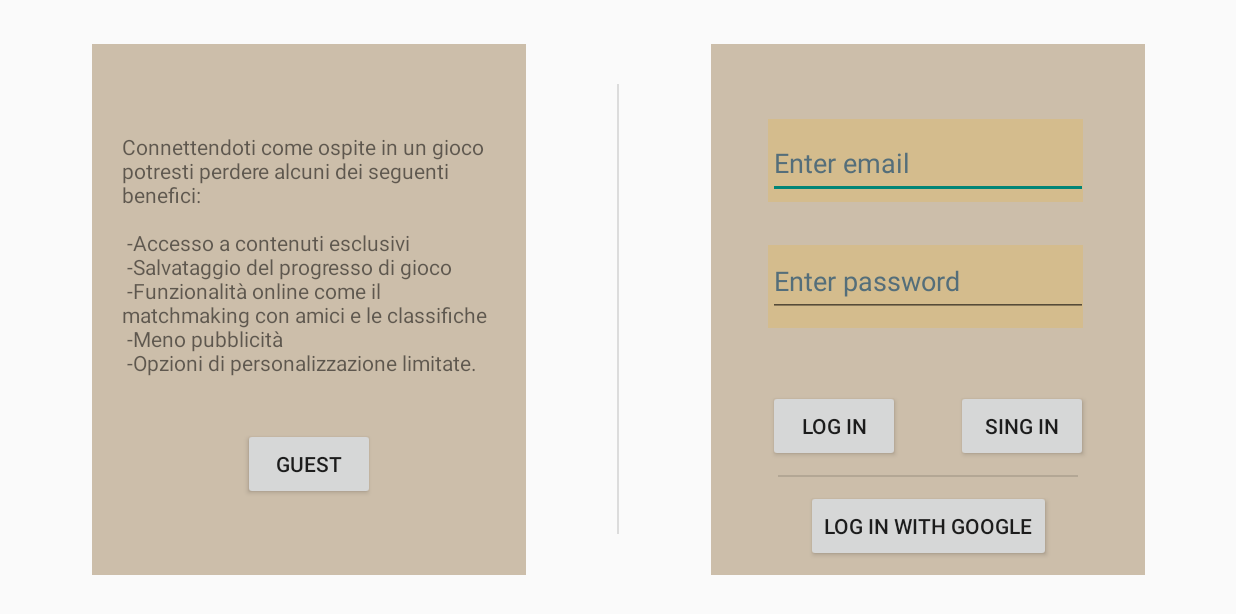
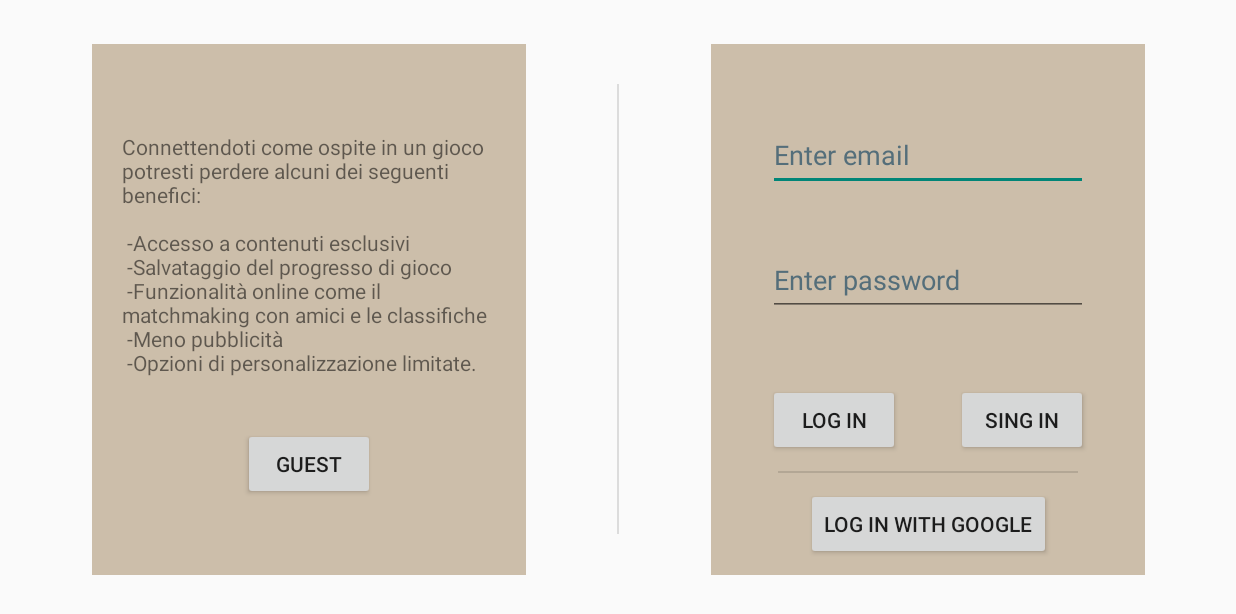
Before and after one commit to Pasquale461/CulturalWealth, an Android app: the Login screen opened directly, with no data from a screen before it, on a phone screen of 824 x 412 dp (held sideways). Shown: the top 614 px of the screen. Run offline under Robolectric (Android 15) with nearby library versions, the light colour scheme and no system bars; our stand-ins replace Firebase (no records; nobody signed in at launch, a user with empty details on screens opened directly).

Commit message:
Login Layout Fix

```diff
--- a/app/src/main/res/layout/activity_login.xml
+++ b/app/src/main/res/layout/activity_login.xml
@@ -28,7 +28,6 @@
             android:layout_width="289dp"
             android:layout_height="354dp"
             android:background="#5E7C5823"
-            android:orientation="horizontal"
             app:layout_constraintBottom_toBottomOf="parent"
             app:layout_constraintEnd_toEndOf="parent"
             app:layout_constraintStart_toEndOf="@+id/divider2"
@@ -81,32 +80,6 @@
                 app:layout_constraintStart_toStartOf="parent"
                 app:layout_constraintTop_toTopOf="parent">
 
-                <View
-                    android:id="@+id/containerMail2"
-                    android:layout_width="210dp"
-                    android:layout_height="55dp"
-                    android:layout_marginBottom="116dp"
-                    android:background="#36EFB425"
-                    app:layout_constraintBottom_toBottomOf="parent"
-                    app:layout_constraintEnd_toEndOf="@+id/view4"
-                    app:layout_constraintHorizontal_bias="0.474"
-                    app:layout_constraintStart_toStartOf="@+id/view4"
-                    app:layout_constraintTop_toBottomOf="@+id/containerName"
-                    app:layout_constraintVertical_bias="1.0" />
-
-                <View
-                    android:id="@+id/containerMail3"
-                    android:layout_width="210dp"
-                    android:layout_height="55dp"
-                    android:layout_marginBottom="32dp"
-                    android:background="#36EFB425"
-                    app:layout_constraintBottom_toBottomOf="parent"
-                    app:layout_constraintEnd_toEndOf="@+id/view4"
-                    app:layout_constraintHorizontal_bias="0.474"
-                    app:layout_constraintStart_toStartOf="@+id/view4"
-                    app:layout_constraintTop_toBottomOf="@+id/containerName"
-                    app:layout_constraintVertical_bias="1.0" />
-
                 <EditText
                     android:id="@+id/emaillogintext"
                     android:layout_width="wrap_content"
@@ -117,30 +90,27 @@
                     android:inputType="textEmailAddress"
                     android:minHeight="48dp"
                     android:textColorHint="#546E7A"
-                    app:layout_constraintBottom_toBottomOf="@+id/containerMail2"
+                    app:layout_constraintBottom_toTopOf="@+id/passwordlogintext"
                     app:layout_constraintEnd_toEndOf="parent"
-                    app:layout_constraintHorizontal_bias="0.555"
-                    app:layout_constraintStart_toStartOf="@+id/containerMail2"
-                    app:layout_constraintTop_toTopOf="@+id/containerMail2"
-                    app:layout_constraintVertical_bias="0.695" />
+                    app:layout_constraintStart_toStartOf="parent"
+                    app:layout_constraintTop_toTopOf="parent" />
 
                 <EditText
                     android:id="@+id/passwordlogintext"
                     android:layout_width="wrap_content"
                     android:layout_height="wrap_content"
-                    android:layout_marginBottom="35dp"
                     android:ems="10"
                     android:hint="Enter password"
                     android:importantForAutofill="no"
                     android:inputType="textPassword"
                     android:minHeight="48dp"
                     android:textColorHint="#546E7A"
-                    app:layout_constraintBottom_toBottomOf="@+id/containerMail3"
+                    android:layout_marginTop="35dp"
+                    android:layout_marginBottom="35dp"
+                    app:layout_constraintBottom_toBottomOf="parent"
                     app:layout_constraintEnd_toEndOf="parent"
-                    app:layout_constraintHorizontal_bias="1.0"
-                    app:layout_constraintStart_toStartOf="@+id/containerMail3"
-                    app:layout_constraintTop_toTopOf="@+id/containerMail3"
-                    app:layout_constraintVertical_bias="0.0" />
+                    app:layout_constraintStart_toStartOf="parent"
+                    app:layout_constraintTop_toBottomOf="@+id/emaillogintext"/>
 
             </androidx.constraintlayout.widget.ConstraintLayout>
 
```
